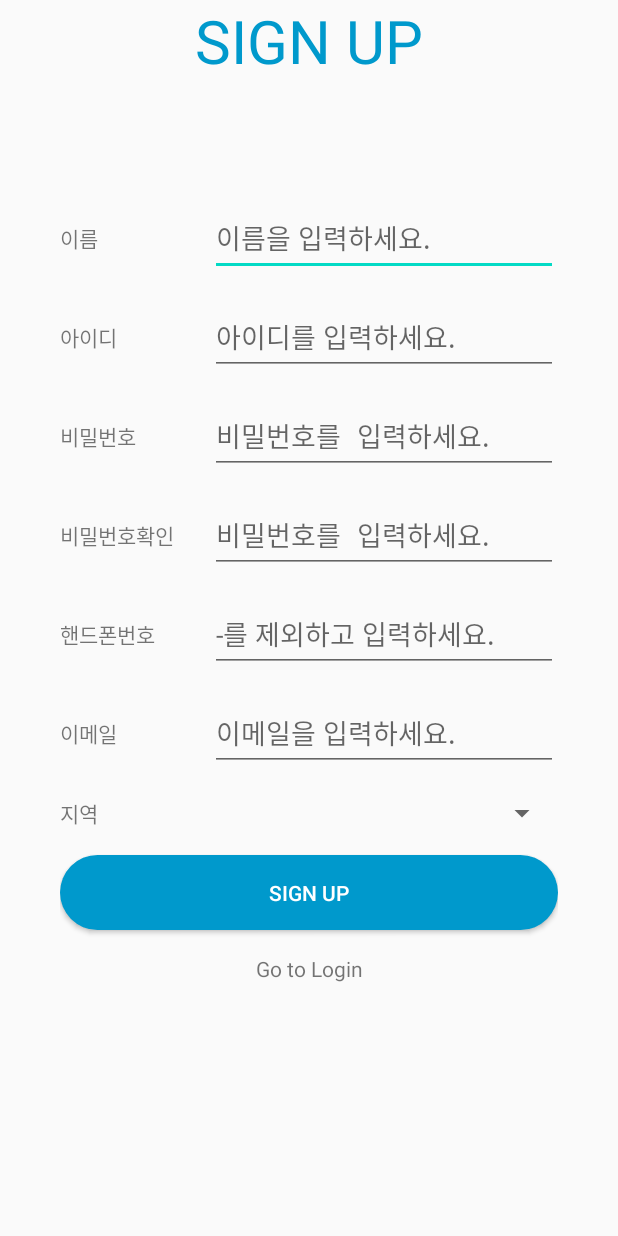
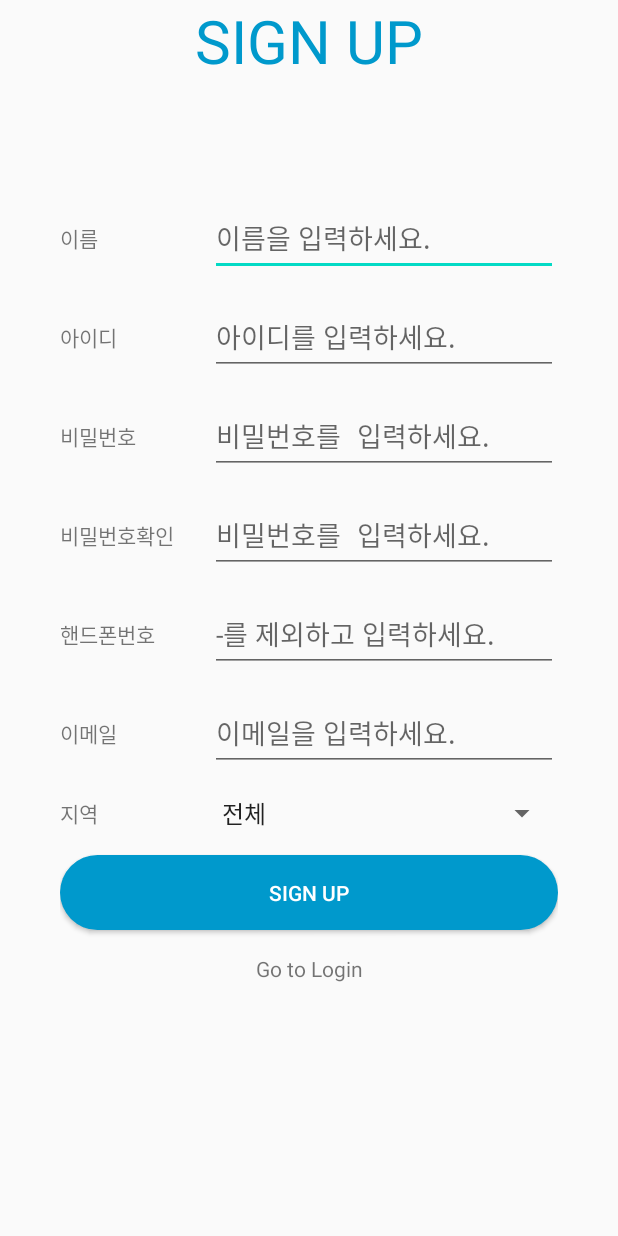
Before and after one commit to kim-soohyeon/gachi_salrim, an Android app: the SignupActivity screen opened directly, with no data from a screen before it, on a phone screen of 412 x 824 dp. Run offline under Robolectric (Android 15) with nearby library versions, the phone set to English and light mode, and no system bars; our stand-ins replace Firebase (no records; nobody signed in at launch, a user with empty details on screens opened directly).

Commit message:
가입 시 지역설정 추가

```diff
--- a/app/src/main/AndroidManifest.xml
+++ b/app/src/main/AndroidManifest.xml
@@ -22,7 +22,7 @@
 
         <activity android:name=".LoginActivity">
             <intent-filter>
-<!--                <action android:name="android.intent.action.MAIN" />-->
+                <action android:name="android.intent.action.MAIN" />
 
                 <category android:name="android.intent.category.LAUNCHER" />
             </intent-filter>
@@ -35,7 +35,7 @@
             android:name=".MapsActivity"
             android:label="Map">
             <intent-filter>
-                <action android:name="android.intent.action.MAIN" />
+                <!--<action android:name="android.intent.action.MAIN" />-->
 
                 <category android:name="android.intent.category.LAUNCHER" />
             </intent-filter>
--- a/app/src/main/java/com/inhatc/gachi_salrim/SignupActivity.java
+++ b/app/src/main/java/com/inhatc/gachi_salrim/SignupActivity.java
@@ -5,6 +5,7 @@ import android.content.Intent;
 import android.os.Bundle;
 import android.os.Handler;
 import android.view.View;
+import android.widget.ArrayAdapter;
 import android.widget.Button;
 import android.widget.EditText;
 import android.widget.Spinner;
@@ -47,7 +48,12 @@ public class SignupActivity extends Activity {
         editPwChk = findViewById(R.id.editTxtPwChk);
         editEmail = findViewById(R.id.editTxtEmail);
         editPhone = findViewById(R.id.editTxtPone);
-        spinArea = findViewById(R.id.spinArea);
+        spinArea = findViewById(R.id.spinnerArea);
+
+        ArrayAdapter areaAdapter = ArrayAdapter.createFromResource(this,
+                R.array.item_area, android.R.layout.simple_spinner_item);
+        areaAdapter.setDropDownViewResource(android.R.layout.simple_spinner_dropdown_item);
+        spinArea.setAdapter(areaAdapter);
 
         // 회원가입 버튼
         btnSingup = findViewById(R.id.btnSignup);
@@ -81,6 +87,7 @@ public class SignupActivity extends Activity {
                             ,editPw.getText().toString()
                             ,editEmail.getText().toString()
                             ,editPhone.getText().toString()
+                            ,spinArea.getSelectedItem().toString()
                     );
 
                     // 회원가입 진행
--- a/app/src/main/java/com/inhatc/gachi_salrim/User.java
+++ b/app/src/main/java/com/inhatc/gachi_salrim/User.java
@@ -9,16 +9,18 @@ public class User {
     public String pw;
     public String email;
     public String phone;
+    public String area;
 
     public User(){}
 
-    public User(String name,String id,String pw,String email,String phone)
+    public User(String name,String id,String pw,String email,String phone,String area)
     {
         this.name = name;
         this.id = id;
         this.pw = pw;
         this.email = email;
         this.phone = phone;
+        this.area = area;
     }
 
     public void setName(String name) {
@@ -41,6 +43,10 @@ public class User {
         this.phone = phone;
     }
 
+    public void setArea(String area) {
+        this.area = area;
+    }
+
     public String getName() {
         return name;
     }
@@ -60,4 +66,8 @@ public class User {
     public String getPhone() {
         return phone;
     }
+
+    public String getArea() {
+        return area;
+    }
 }
--- a/app/src/main/res/layout/activity_signup.xml
+++ b/app/src/main/res/layout/activity_signup.xml
@@ -164,7 +164,7 @@
             android:gravity="center_vertical"/>
 
         <Spinner
-            android:id="@+id/spinArea"
+            android:id="@+id/spinnerArea"
             android:layout_width="match_parent"
             android:layout_height="wrap_content"
             android:layout_gravity="center"
--- a/app/src/main/res/values/arrays.xml
+++ b/app/src/main/res/values/arrays.xml
@@ -1,8 +1,38 @@
 <?xml version="1.0" encoding="utf-8"?>
 <resources>
 <string-array name="item_area">
-    <item>전국</item>
-    <item>경기</item>
+    <item>전체</item>
+    <item>가평군</item>
+    <item>고양시</item>
+    <item>과천시</item>
+    <item>광명시</item>
+    <item>광주시</item>
+    <item>구리시</item>
+    <item>군포시</item>
+    <item>김포시</item>
+    <item>남양주시</item>
+    <item>동두천시</item>
+    <item>부천시</item>
+    <item>성남시</item>
+    <item>수원시</item>
+    <item>시흥시</item>
+    <item>안산시</item>
+    <item>안성시</item>
+    <item>안양시</item>
+    <item>양주시</item>
+    <item>양평군</item>
+    <item>여주시</item>
+    <item>연천군</item>
+    <item>오산시</item>
+    <item>용인시</item>
+    <item>의왕시</item>
+    <item>의정부시</item>
+    <item>이천시</item>
+    <item>파주시</item>
+    <item>평택시</item>
+    <item>포천시</item>
+    <item>하남시</item>
+    <item>화성시</item>
 </string-array>
 
 </resources>
```
